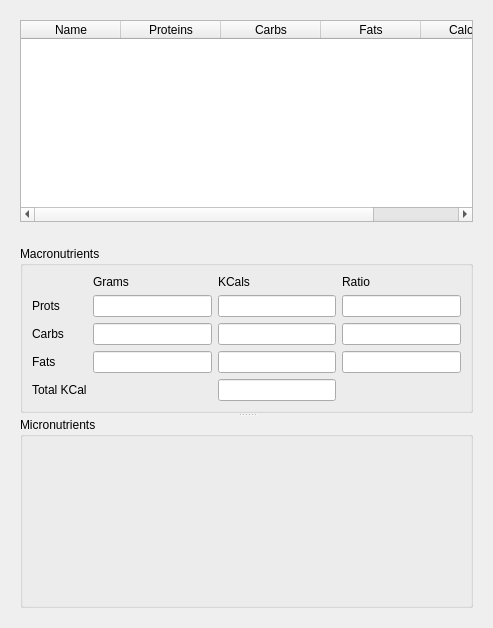
Old version of the form dailyintakemanager.ui in the repository Wapajama/CalorieCounter.
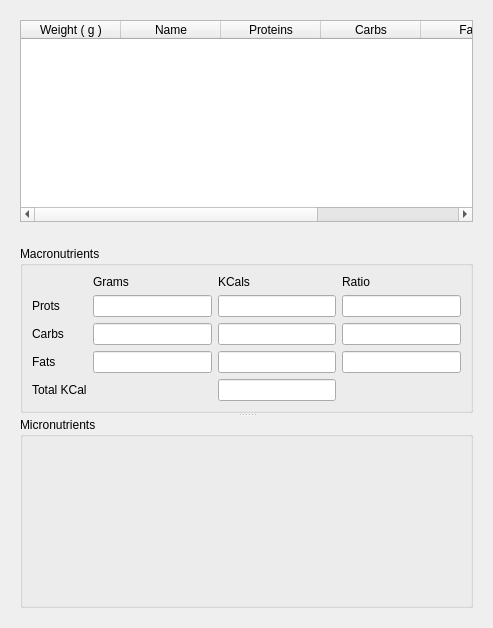
New version of the form.

What changed in the file:
```diff
--- a/dailyintakemanager.ui
+++ b/dailyintakemanager.ui
@@ -31,6 +31,11 @@
         <attribute name="verticalHeaderStretchLastSection">
          <bool>false</bool>
         </attribute>
+        <column>
+         <property name="text">
+          <string>Weight ( g )</string>
+         </property>
+        </column>
         <column>
          <property name="text">
           <string>Name</string>
```
